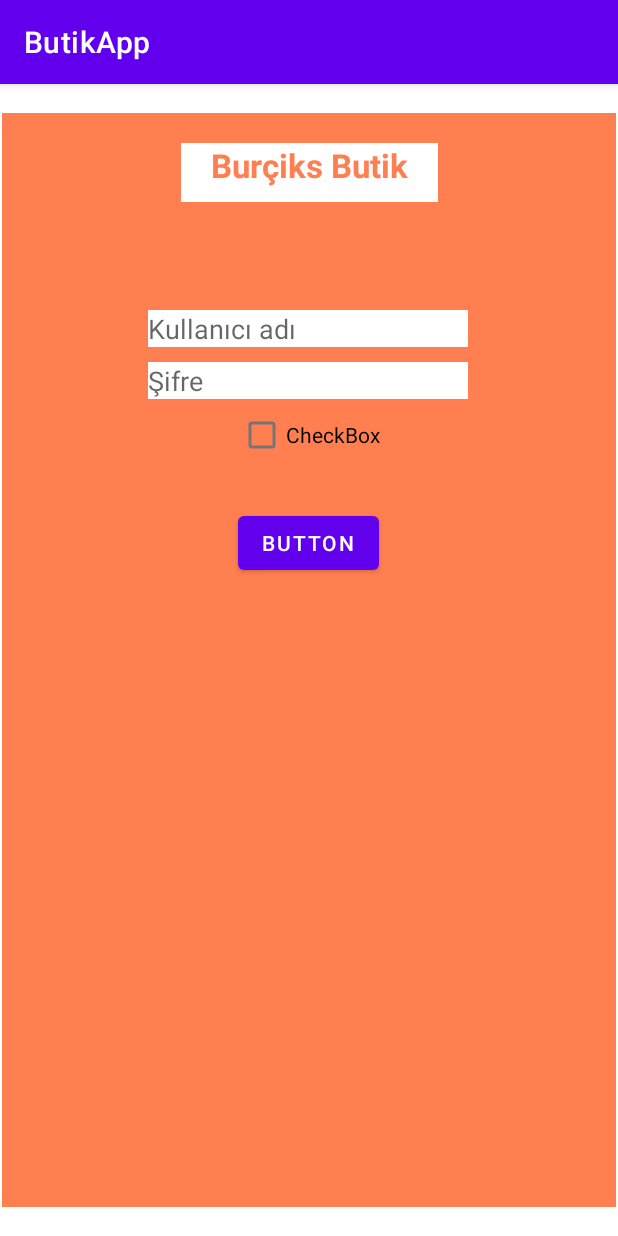
After one commit to burcaksahn/butikapp, an Android app: the LoginFragment screen opened through its navigation route, on a phone screen of 412 x 824 dp. The commit adds this screen. Run offline under Robolectric (Android 15) with nearby library versions, the phone set to English and light mode, and no system bars; 2 statements that could not run were skipped.

Commit message:
Add login design

```diff
--- a/app/src/main/AndroidManifest.xml
+++ b/app/src/main/AndroidManifest.xml
@@ -1,7 +1,7 @@
 <?xml version="1.0" encoding="utf-8"?>
 <manifest xmlns:android="http://schemas.android.com/apk/res/android"
     package="com.example.butikapp">
-
+<uses-permission android:name="android.permission.INTERNET"/>
     <application
         android:allowBackup="true"
         android:icon="@mipmap/ic_launcher"
--- /dev/null
+++ b/app/src/main/java/com/example/butikapp/ui/login/login/LoginFragment.kt
@@ -0,0 +1,21 @@
+package com.example.butikapp.ui.login.login
+
+import android.os.Bundle
+import androidx.fragment.app.Fragment
+import android.view.LayoutInflater
+import android.view.View
+import android.view.ViewGroup
+import com.example.butikapp.R
+
+class LoginFragment : Fragment() {
+
+    override fun onCreateView(
+        inflater: LayoutInflater, container: ViewGroup?,
+        savedInstanceState: Bundle?
+    ): View? {
+        // Inflate the layout for this fragment
+        return inflater.inflate(R.layout.fragment_login, container, false)
+    }
+
+
+}
--- /dev/null
+++ b/app/src/main/java/com/example/butikapp/ui/login/login/LoginModule.kt
@@ -0,0 +1,4 @@
+package com.example.butikapp.ui.login.login
+
+class LoginModule {
+}
--- /dev/null
+++ b/app/src/main/java/com/example/butikapp/ui/login/login/LoginViewModule.kt
@@ -0,0 +1,4 @@
+package com.example.butikapp.ui.login.login
+
+class LoginViewModule {
+}
--- /dev/null
+++ b/app/src/main/java/com/example/butikapp/ui/login/splashscreen/SplashScreenFragment.kt
@@ -0,0 +1,29 @@
+package com.example.butikapp.ui.login.splashscreen
+
+import android.os.Bundle
+import androidx.fragment.app.Fragment
+import android.view.LayoutInflater
+import android.view.View
+import android.view.ViewGroup
+import androidx.navigation.Navigation
+import com.example.butikapp.R
+import com.example.butikapp.databinding.FragmentSplashScreenBinding
+
+class SplashScreenFragment : Fragment() {
+
+    private lateinit var binding:FragmentSplashScreenBinding
+
+    override fun onCreateView(
+        inflater: LayoutInflater, container: ViewGroup?,
+        savedInstanceState: Bundle?
+    ): View? {
+        // Inflate the layout for this fragment
+        binding= FragmentSplashScreenBinding.inflate(inflater,container,false)
+        return binding.root
+    }
+
+    override fun onViewCreated(view: View, savedInstanceState: Bundle?) {
+        super.onViewCreated(view, savedInstanceState)
+        Navigation.findNavController(binding.root).navigate(R.id.action_splashScreenFragment_to_loginFragment)
+    }
+}
--- /dev/null
+++ b/app/src/main/java/com/example/butikapp/ui/login/splashscreen/SplashScreenModule.kt
@@ -0,0 +1,4 @@
+package com.example.butikapp.ui.login.splashscreen
+
+class SplashScreenModule {
+}
--- /dev/null
+++ b/app/src/main/java/com/example/butikapp/ui/login/splashscreen/SplashScreenViewModel.kt
@@ -0,0 +1,4 @@
+package com.example.butikapp.ui.login.splashscreen
+
+class SplashScreenViewModel {
+}
--- a/app/src/main/res/layout/activity_main.xml
+++ b/app/src/main/res/layout/activity_main.xml
@@ -6,13 +6,16 @@
     android:layout_height="match_parent"
     tools:context=".MainActivity">
 
-    <TextView
-        android:layout_width="wrap_content"
-        android:layout_height="wrap_content"
-        android:text="Hello World!"
+    <androidx.fragment.app.FragmentContainerView
+        android:id="@+id/fragmentContainerView"
+        android:name="androidx.navigation.fragment.NavHostFragment"
+        android:layout_width="409dp"
+        android:layout_height="729dp"
+        app:defaultNavHost="true"
         app:layout_constraintBottom_toBottomOf="parent"
-        app:layout_constraintLeft_toLeftOf="parent"
-        app:layout_constraintRight_toRightOf="parent"
-        app:layout_constraintTop_toTopOf="parent" />
-
+        app:layout_constraintEnd_toEndOf="parent"
+        app:layout_constraintHorizontal_bias="0.5"
+        app:layout_constraintStart_toStartOf="parent"
+        app:layout_constraintTop_toTopOf="parent"
+        app:navGraph="@navigation/navigation" />
 </androidx.constraintlayout.widget.ConstraintLayout>
--- /dev/null
+++ b/app/src/main/res/layout/fragment_login.xml
@@ -0,0 +1,87 @@
+<?xml version="1.0" encoding="utf-8"?>
+<androidx.constraintlayout.widget.ConstraintLayout xmlns:android="http://schemas.android.com/apk/res/android"
+    xmlns:app="http://schemas.android.com/apk/res-auto"
+    xmlns:tools="http://schemas.android.com/tools"
+    android:layout_width="match_parent"
+    android:layout_height="match_parent"
+    android:background="@color/burciksbutikcolor"
+    tools:context=".ui.login.login.LoginFragment">
+
+    <EditText
+        android:id="@+id/editTextTextPersonName"
+        android:layout_width="wrap_content"
+        android:layout_height="wrap_content"
+        android:layout_marginTop="72dp"
+        android:layout_marginBottom="10dp"
+        android:background="@color/white"
+        android:ems="10"
+        android:inputType="textPersonName"
+        android:hint="@string/user_name"
+        app:layout_constraintEnd_toEndOf="parent"
+        app:layout_constraintHorizontal_bias="0.497"
+        app:layout_constraintStart_toStartOf="parent"
+        app:layout_constraintTop_toBottomOf="@+id/textView" />
+
+    <EditText
+        android:id="@+id/editTextTextPersonName2"
+        android:layout_width="wrap_content"
+        android:layout_height="wrap_content"
+        android:layout_marginTop="10dp"
+        android:background="@color/white"
+        android:ems="10"
+        android:hint="@string/user_password"
+        android:inputType="textPersonName"
+        app:layout_constraintEnd_toEndOf="parent"
+        app:layout_constraintHorizontal_bias="0.497"
+        app:layout_constraintStart_toStartOf="parent"
+        app:layout_constraintTop_toBottomOf="@+id/editTextTextPersonName" />
+
+    <ImageView
+        android:id="@+id/imageView"
+        android:layout_width="wrap_content"
+        android:layout_height="wrap_content"
+        app:layout_constraintEnd_toEndOf="parent"
+        app:layout_constraintHorizontal_bias="0.5"
+        app:layout_constraintStart_toStartOf="parent"
+        tools:layout_editor_absoluteY="94dp"
+        tools:src="@tools:sample/avatars" />
+
+    <TextView
+        android:id="@+id/textView"
+        android:layout_width="171dp"
+        android:layout_height="39dp"
+        android:layout_marginTop="20dp"
+        android:text="@string/welcome_message"
+        android:textStyle="bold"
+        android:textAlignment="center"
+        android:textColor="@color/burciksbutikcolor"
+        android:background="@color/white"
+        android:textAppearance="@style/TextAppearance.AppCompat.Large"
+        app:layout_constraintEnd_toEndOf="parent"
+        app:layout_constraintHorizontal_bias="0.5"
+        app:layout_constraintStart_toStartOf="parent"
+        app:layout_constraintTop_toBottomOf="@+id/imageView" />
+
+    <Button
+        android:id="@+id/loginButton"
+        android:layout_width="wrap_content"
+        android:layout_height="wrap_content"
+        android:layout_marginTop="24dp"
+        android:layout_marginBottom="200dp"
+        android:text="Button"
+        app:layout_constraintBottom_toBottomOf="parent"
+        app:layout_constraintEnd_toEndOf="parent"
+        app:layout_constraintHorizontal_bias="0.498"
+        app:layout_constraintStart_toStartOf="parent"
+        app:layout_constraintTop_toBottomOf="@+id/checkBox"
+        app:layout_constraintVertical_bias="0.0" />
+
+    <CheckBox
+        android:id="@+id/checkBox"
+        android:layout_width="wrap_content"
+        android:layout_height="wrap_content"
+        android:text="CheckBox"
+        app:layout_constraintEnd_toEndOf="parent"
+        app:layout_constraintStart_toStartOf="parent"
+        app:layout_constraintTop_toBottomOf="@+id/editTextTextPersonName2" />
+</androidx.constraintlayout.widget.ConstraintLayout>
--- /dev/null
+++ b/app/src/main/res/navigation/navigation.xml
@@ -0,0 +1,30 @@
+<?xml version="1.0" encoding="utf-8"?>
+<navigation xmlns:android="http://schemas.android.com/apk/res/android"
+    xmlns:app="http://schemas.android.com/apk/res-auto"
+    xmlns:tools="http://schemas.android.com/tools"
+    android:id="@+id/navigation"
+    app:startDestination="@id/splashScreenFragment">
+
+    <fragment
+        android:id="@+id/splashScreenFragment"
+        android:name="com.example.butikapp.ui.login.splashscreen.SplashScreenFragment"
+        android:label="SplashScreenFragment" >
+        <action
+            android:id="@+id/action_splashScreenFragment_to_loginFragment"
+            app:destination="@id/loginFragment" />
+    </fragment>
+    <fragment
+        android:id="@+id/loginFragment"
+        android:name="com.example.butikapp.ui.login.login.LoginFragment"
+        android:label="fragment_login"
+        tools:layout="@layout/fragment_login" >
+        <action
+            android:id="@+id/action_loginFragment_to_adminPanelFragment"
+            app:destination="@id/adminPanelFragment" />
+    </fragment>
+    <fragment
+        android:id="@+id/adminPanelFragment"
+        android:name="com.example.butikapp.ui.admin.AdminPanelFragment"
+        android:label="fragment_admin_panel"
+        tools:layout="@layout/fragment_admin_panel" />
+</navigation>
--- a/app/src/main/res/values/colors.xml
+++ b/app/src/main/res/values/colors.xml
@@ -7,4 +7,5 @@
     <color name="teal_700">#FF018786</color>
     <color name="black">#FF000000</color>
     <color name="white">#FFFFFFFF</color>
+    <color name= "burciksbutikcolor">#FF7F50</color>
 </resources>
--- a/app/src/main/res/values/strings.xml
+++ b/app/src/main/res/values/strings.xml
@@ -1,3 +1,10 @@
 <resources>
     <string name="app_name">ButikApp</string>
+    <!-- TODO: Remove or change this placeholder text -->
+    <string name="hello_blank_fragment">Hello blank fragment</string>
+    <string name="user_name">Kullanıcı adı</string>
+    <string name="user_password">Şifre</string>
+    <string name="welcome_message">Burçiks Butik</string>
+    <string name="forgot_password">Şifrenizi mi unuttunuz? :) </string>
+
 </resources>
--- a/build.gradle
+++ b/build.gradle
@@ -17,3 +17,9 @@ buildscript {
 task clean(type: Delete) {
     delete rootProject.buildDir
 }
+ext{
+    room_version = "2.2.3"
+    retrofit_version ="2.9.0"
+    dagger_support_version = "2.20"
+    dagger_compiler_version ="2.20"
+}
```
Also changed, not shown: app/build.gradle (+19 -2 lines), app/src/main/java/com/example/butikapp/ui/admin/AdminPanelFragment.kt (added, +20 -0 lines), app/src/main/res/layout/fragment_admin_panel.xml (added, +14 -0 lines), app/src/main/res/layout/fragment_splash_screen.xml (added, +14 -0 lines), app/src/main/res/burciks_logo/depositphotos_102031454-stock-illustration-wheat-logo-template.jpg (added).
